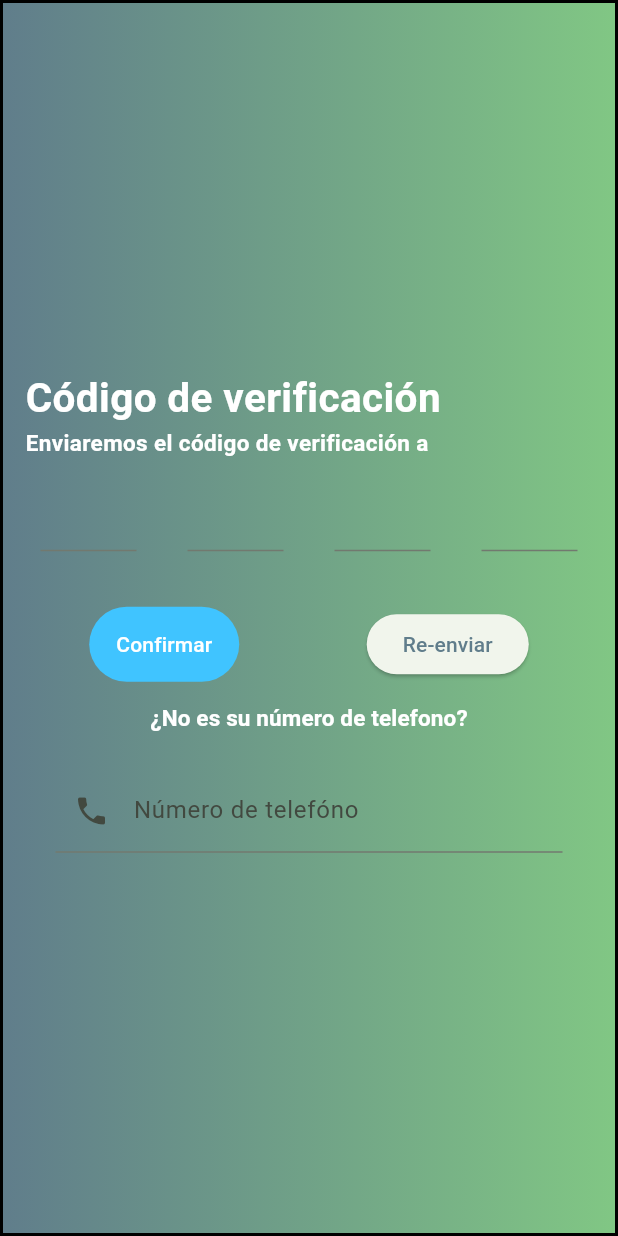
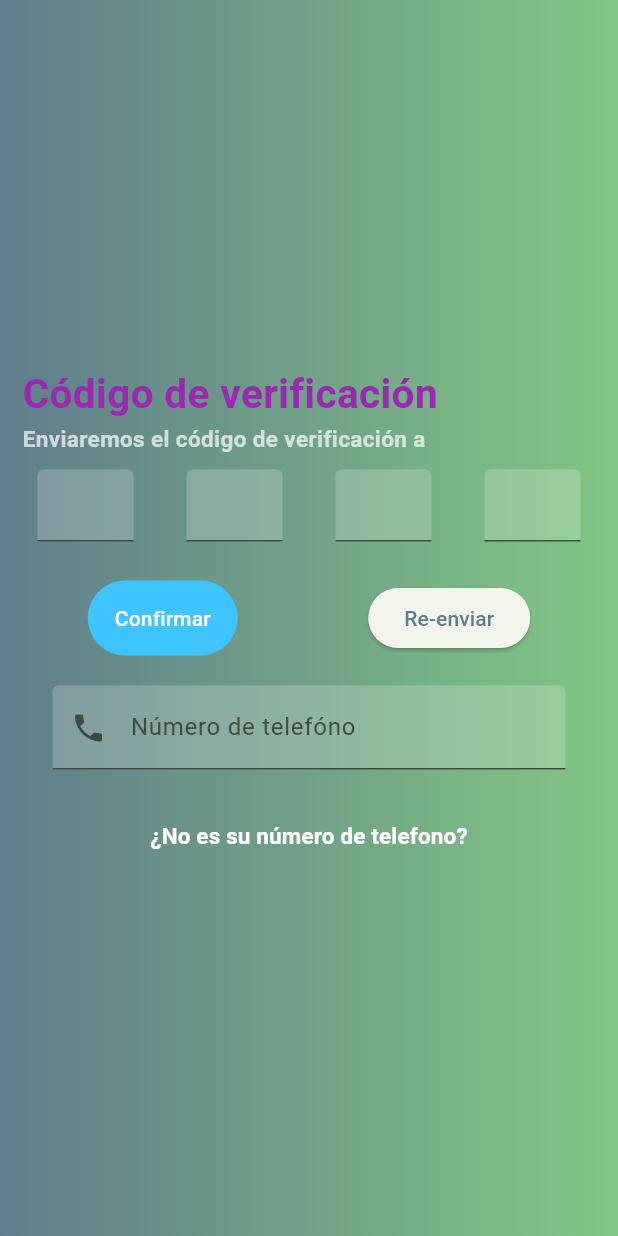
Before and after one commit to alekelbar/event_fit, a Flutter app: the OtpWidget screen opened directly, after a tap on "Re-enviar", on a phone screen of 412 x 824 dp. Run offline on Flutter 3.47's test engine with Material 2 defaults, Android fonts, the phone set to English and light mode, and no system bars; our stand-ins replace firebase_auth, firebase_core, google_maps_flutter, permission_handler; missing offline and left inert: direct_sms; accounts and stored records are empty.

Commit message:
hotfix: OTP partial fix

```diff
--- a/lib/presentation/pages/Auth/opt.dart
+++ b/lib/presentation/pages/Auth/opt.dart
@@ -27,17 +27,13 @@ class OtpWidget extends StatelessWidget {
   Widget build(BuildContext context) {
     final optController = context.watch<OptProviderController>();
     return Scaffold(
-
       body: Container(
         decoration: BoxDecoration(
-          border: Border.all(width: 2),
             gradient: LinearGradient(
-                colors: [
-              Colors.blueGrey.shade500,Colors.green.shade300
-
-            ],)),
+          colors: [Colors.blueGrey.shade500, Colors.green.shade300],
+        )),
         child: Padding(
-          padding: const EdgeInsets.all(15),
+          padding: const EdgeInsets.symmetric(horizontal: 15),
           child: Column(
             mainAxisAlignment: MainAxisAlignment.center,
             crossAxisAlignment: CrossAxisAlignment.start,
@@ -46,7 +42,7 @@ class OtpWidget extends StatelessWidget {
                 "Código de verificación",
                 style: TextStyle(
                   fontSize: 27,
-                  color: Colors.white,
+                  color: Colors.purple,
                   fontWeight: FontWeight.bold,
                 ),
               ),
@@ -54,17 +50,14 @@ class OtpWidget extends StatelessWidget {
                 "Enviaremos el código de verificación a ${optController.phoneNumber}",
                 style: const TextStyle(
                   fontSize: 15,
-                  color: Colors.white,
+                  color: Colors.white70,
                   fontWeight: FontWeight.bold,
                 ),
               ),
               OptForm(),
-              const SizedBox(
-                height: 15,
-              ),
               const OptLocalButtons(),
-              const OptReSendButton(),
               const PhoneNumberForm(),
+              const reEnterNumber(),
             ],
           ),
         ),
@@ -85,21 +78,29 @@ class PhoneNumberForm extends StatelessWidget {
         child: Column(
           mainAxisAlignment: MainAxisAlignment.center,
           children: [
-            TextFormField(
+            Padding(
+              padding: const EdgeInsets.symmetric(vertical: 10),
+              child: TextFormField(
                 keyboardType: TextInputType.phone,
                 inputFormatters: [
                   LengthLimitingTextInputFormatter(8),
                 ],
-              decoration: const InputDecoration(
-
+                decoration: InputDecoration(
+                  filled: true,
+                  fillColor: Colors.white.withOpacity(0.2),
                   labelText: "Número de telefóno",
-                  prefixIcon: Icon(Icons.phone)),
+                  prefixIcon: const Icon(Icons.phone),
+                ),
+                style: const TextStyle(
+                  color: Colors.white,
+                ),
                 textAlign: TextAlign.start,
                 enabled: otpProvider.isActivePhoneField,
                 onFieldSubmitted: (value) {
                   otpProvider.phoneNumber = value;
                   otpProvider.sendMessage();
                 },
+              ),
             )
           ],
         ),
@@ -108,16 +109,16 @@ class PhoneNumberForm extends StatelessWidget {
   }
 }
 
-class OptReSendButton extends StatefulWidget {
-  const OptReSendButton({
+class reEnterNumber extends StatefulWidget {
+  const reEnterNumber({
     super.key,
   });
 
   @override
-  State<OptReSendButton> createState() => _OptReSendButtonState();
+  State<reEnterNumber> createState() => _reEnterNumberState();
 }
 
-class _OptReSendButtonState extends State<OptReSendButton> {
+class _reEnterNumberState extends State<reEnterNumber> {
   @override
   Widget build(BuildContext context) {
     final otpProvider = context.watch<OptProviderController>();
@@ -156,7 +157,6 @@ class OptLocalButtons extends StatelessWidget {
     return Row(
       mainAxisAlignment: MainAxisAlignment.spaceAround,
       crossAxisAlignment: CrossAxisAlignment.center,
-
       children: [
         TextButton(
             style: const ButtonStyle(
@@ -178,7 +178,9 @@ class OptLocalButtons extends StatelessWidget {
               ),
             )),
         ElevatedButton(
-            onPressed: () {},
+            onPressed: () {
+              otpProvider.reSend();
+            },
             child: const Text(
               "Re-enviar",
               style: TextStyle(
@@ -212,7 +214,8 @@ class OptForm extends StatelessWidget {
               height: 64,
               width: 64,
               child: TextFormField(
-                style: Theme.of(context).textTheme.headlineMedium,
+                decoration: InputDecoration(
+                    filled: true, fillColor: Colors.white.withOpacity(0.2)),
                 onChanged: (value) {
                   if (value.length == 1) {
                     otpProvider.addDigit(value);
@@ -231,7 +234,8 @@ class OptForm extends StatelessWidget {
               height: 64,
               width: 64,
               child: TextFormField(
-                style: Theme.of(context).textTheme.headlineMedium,
+                decoration: InputDecoration(
+                    filled: true, fillColor: Colors.white.withOpacity(0.2)),
                 onChanged: (value) {
                   if (value.length == 1) {
                     otpProvider.addDigit(value);
@@ -250,7 +254,8 @@ class OptForm extends StatelessWidget {
               height: 64,
               width: 64,
               child: TextFormField(
-                style: Theme.of(context).textTheme.headlineMedium,
+                decoration: InputDecoration(
+                    filled: true, fillColor: Colors.white.withOpacity(0.2)),
                 onChanged: (value) {
                   if (value.length == 1) {
                     otpProvider.addDigit(value);
@@ -269,7 +274,8 @@ class OptForm extends StatelessWidget {
               height: 64,
               width: 64,
               child: TextFormField(
-                style: Theme.of(context).textTheme.headlineMedium,
+                decoration: InputDecoration(
+                    filled: true, fillColor: Colors.white.withOpacity(0.2)),
                 onChanged: (value) {
                   if (value.length == 1) {
                     otpProvider.addDigit(value);
--- a/lib/presentation/providers/otp_provider.dart
+++ b/lib/presentation/providers/otp_provider.dart
@@ -31,6 +31,12 @@ class OptProviderController extends ChangeNotifier {
     notifyListeners();
   }
 
+  void reSend() {
+    if (phoneNumber.isNotEmpty) {
+      sendMessage();
+    }
+  }
+
   void sendMessage() async {
     actualOtp = generateOTP();
     if (phoneNumber.isNotEmpty) {
```
Lines whose indentation alone changed are shown as unchanged.
